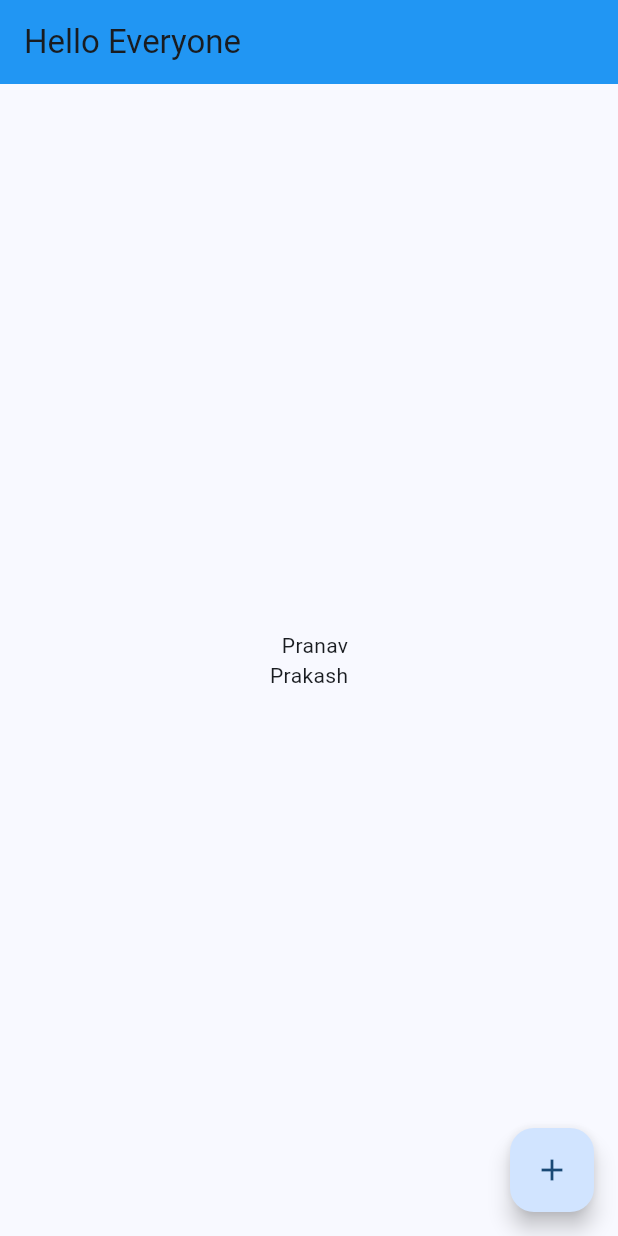
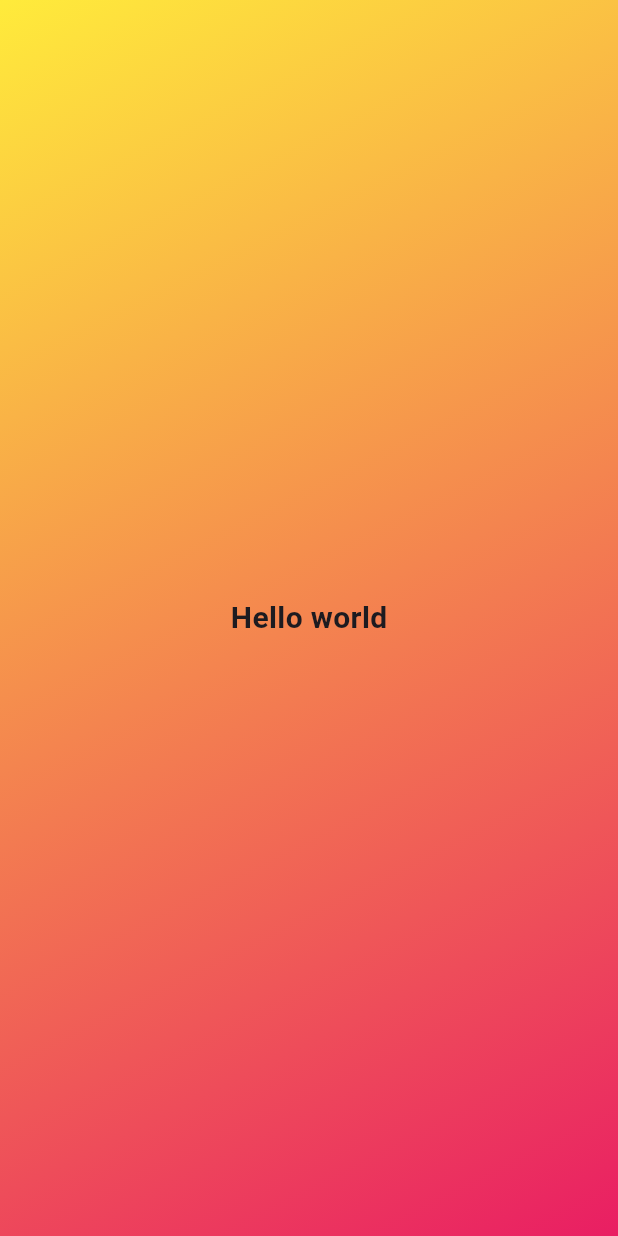
Before and after one commit to pranav-deshpande6224/apps, a Flutter app: the screen it shows after launch, on a phone screen of 412 x 824 dp. Run offline on Flutter 3.47's test engine with Material 3 defaults, Android fonts, the phone set to English and light mode, and no system bars.

Commit message:
Update main.dart
initial_setup

```diff
--- a/first_app/lib/main.dart
+++ b/first_app/lib/main.dart
@@ -6,29 +6,27 @@ void main() {
 
 class MyApp extends StatelessWidget {
   const MyApp({super.key});
+
   @override
   Widget build(BuildContext context) {
     return MaterialApp(
-      title: 'Flutter Demo',
       debugShowCheckedModeBanner: false,
-      theme: ThemeData(
-        colorScheme: ColorScheme.fromSeed(seedColor: Colors.blue),
-        useMaterial3: true,
-      ),
       home: Scaffold(
-        appBar: AppBar(
-          title: const Text("Hello Everyone"),
-          backgroundColor: Colors.blue,
-        ),
-        body: const Center(
-          child: Column(
-              mainAxisAlignment: MainAxisAlignment.center,
-              crossAxisAlignment: CrossAxisAlignment.end,
-              children: [Text("Pranav"), Text("Prakash")]),
-        ),
-        floatingActionButton: FloatingActionButton(
-          child: const Icon(Icons.add),
-          onPressed: () {},
+        backgroundColor: const Color.fromARGB(255, 59, 36, 97),
+        body: Container(
+          decoration: const BoxDecoration(
+            gradient: LinearGradient(
+              begin: Alignment.topLeft,
+              end: Alignment.bottomRight,
+              colors: [Colors.yellow, Colors.pink],
+            ),
+          ),
+          child: const Center(
+            child: Text(
+              'Hello world',
+              style: TextStyle(fontSize: 20, fontWeight: FontWeight.bold),
+            ),
+          ),
         ),
       ),
     );
```
